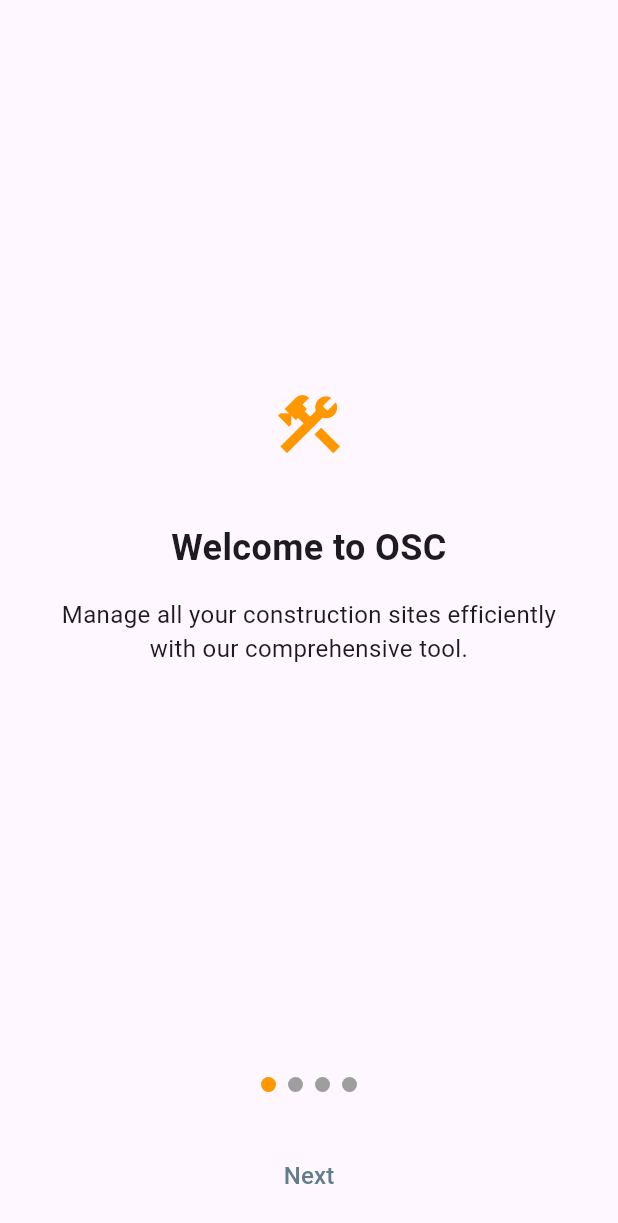
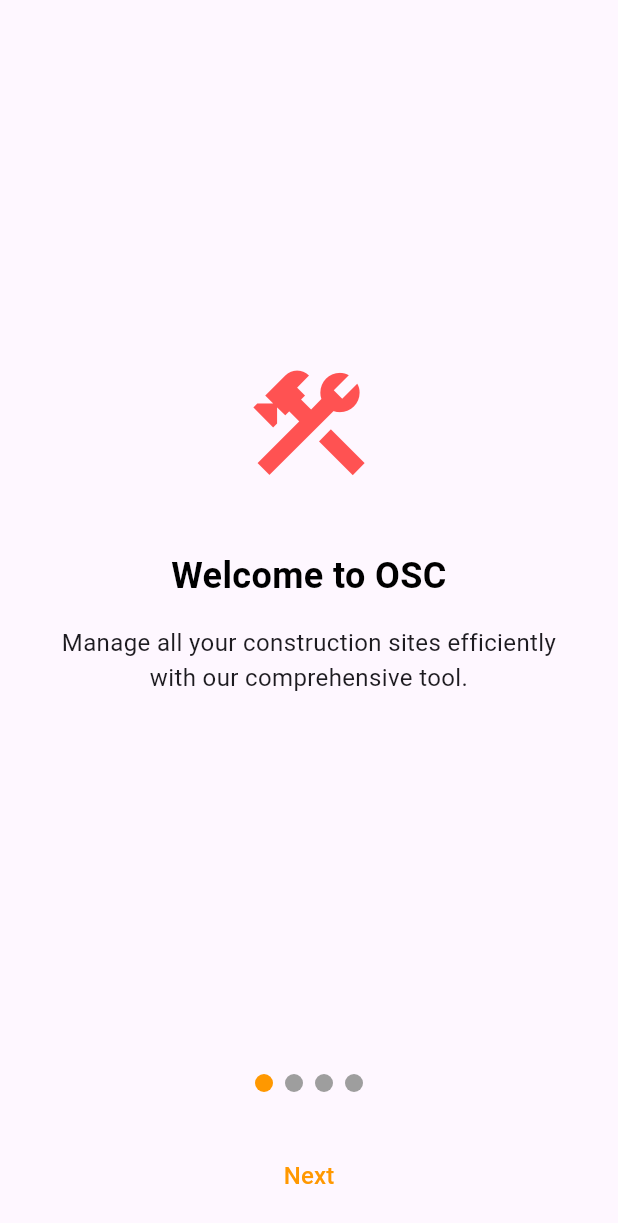
Before and after one commit to monahidalgo/on_site_crews, a Flutter app: the screen it shows after launch, on a phone screen of 412 x 824 dp. Shown: the top 1223 px of the screen. Run offline on Flutter 3.47's test engine with Material 3 defaults, Android fonts, the phone set to English and light mode, and no system bars; drawn by our look-alikes of smooth_page_indicator; our stand-ins replace image_picker.

Commit message:
feat: add 'Getting Started' screen with navigation and updated button styles
- Implemented the 'Getting Started' screen with a multi-page setup.
- Added page indicator with worm effect for a smooth transition.
- Updated 'Get Started' and 'Next' button styles with consistent color scheme.
- Set text color to white on 'Get Started' button and orange on 'Next' button.
- Enabled clickable titles to change color on tap for interactivity.

```diff
--- a/lib/screens/getting_started_screen.dart
+++ b/lib/screens/getting_started_screen.dart
@@ -11,6 +11,7 @@ class GettingStartedScreen extends StatefulWidget {
 class _GettingStartedScreenState extends State<GettingStartedScreen> {
   final PageController _pageController = PageController();
   bool isLastPage = false;
+  bool isTapped = false; // Track text click state
 
   @override
   Widget build(BuildContext context) {
@@ -24,46 +25,56 @@ class _GettingStartedScreenState extends State<GettingStartedScreen> {
                 onPageChanged: (index) {
                   setState(() {
                     isLastPage = (index == 3); // Check if it's the last page
+                    isTapped = false; // Reset text color when changing pages
                   });
                 },
                 children: [
                   buildPage(
                     icon: Icons.construction,
                     title: "Welcome to OSC",
-                    description: "Manage all your construction sites efficiently with our comprehensive tool.",
-                    imagePath: 'assets/images/construction_site_1.png', // Image path
+                    description:
+                        "Manage all your construction sites efficiently with our comprehensive tool.",
+                    imagePath:
+                        'assets/images/construction_site_1.png', // Image path
                   ),
                   buildPage(
                     icon: Icons.timeline,
                     title: "Track Projects",
-                    description: "Stay on top of your projects, tasks, and reports in real-time.",
-                    imagePath: 'assets/images/construction_site_2.png', // Image path
+                    description:
+                        "Stay on top of your projects, tasks, and reports in real-time.",
+                    imagePath:
+                        'assets/images/construction_site_2.png', // Image path
                   ),
                   buildPage(
                     icon: Icons.inventory,
                     title: "Manage Inventory",
-                    description: "Ensure you have the materials you need when you need them.",
-                    imagePath: 'assets/images/construction_site_3.png', // Image path
+                    description:
+                        "Ensure you have the materials you need when you need them.",
+                    imagePath:
+                        'assets/images/construction_site_3.png', // Image path
                   ),
                   buildPage(
                     icon: Icons.engineering,
                     title: "Simplify Site Management",
-                    description: "Streamline operations with OSC and focus on what matters most.",
-                    imagePath: 'assets/images/construction_site_4.png', // Image path
+                    description:
+                        "Streamline operations with OSC and focus on what matters most.",
+                    imagePath:
+                        'assets/images/construction_site_4.png', // Image path
                   ),
                 ],
               ),
             ),
-            // Page indicator
+            // Page indicator with WormEffect
             Padding(
               padding: const EdgeInsets.all(16.0),
               child: SmoothPageIndicator(
                 controller: _pageController,
                 count: 4,
                 effect: const WormEffect(
-                  dotHeight: 10,
-                  dotWidth: 10,
+                  dotHeight: 12,
+                  dotWidth: 12,
                   activeDotColor: Colors.orange,
+                  spacing: 8.0,
                 ),
               ),
             ),
@@ -71,21 +82,21 @@ class _GettingStartedScreenState extends State<GettingStartedScreen> {
             Padding(
               padding: const EdgeInsets.all(16.0),
               child: isLastPage
-                  ? ElevatedButton(
+                  ? ElevatedButton.icon(
                       onPressed: () {
                         Navigator.pushReplacementNamed(context, '/login');
                       },
+                      icon: const Icon(Icons.arrow_forward),
+                      label: const Text('Get Started'),
                       style: ElevatedButton.styleFrom(
-                  backgroundColor: Colors.lightBlue[400],
+                        backgroundColor: Colors.orange, // Button color
+                        foregroundColor: Colors.white, // Text color
                         padding: const EdgeInsets.symmetric(
                             vertical: 12.0, horizontal: 40.0),
+                        textStyle: const TextStyle(
+                          fontSize: 20,
+                          fontWeight: FontWeight.bold,
                         ),
-                child: const Text(
-                  'Get Started',
-                  style: TextStyle(
-                      color: Colors.white,
-                      fontSize: 18,
-                      fontFamily: 'Roboto'),
                       ),
                     )
                   : TextButton(
@@ -96,7 +107,7 @@ class _GettingStartedScreenState extends State<GettingStartedScreen> {
                         );
                       },
                       style: TextButton.styleFrom(
-                  foregroundColor: Colors.blueGrey,
+                        foregroundColor: Colors.orange, // Text color for 'Next'
                       ),
                       child: const Text(
                         'Next',
@@ -110,7 +121,7 @@ class _GettingStartedScreenState extends State<GettingStartedScreen> {
     );
   }
 
-  // Updated buildPage method with icon
+  // Page structure with enlarged icons and clickable text
   Widget buildPage({
     required IconData icon,
     required String title,
@@ -123,33 +134,41 @@ class _GettingStartedScreenState extends State<GettingStartedScreen> {
         mainAxisAlignment: MainAxisAlignment.center,
         crossAxisAlignment: CrossAxisAlignment.center,
         children: [
-          // Icon section
+          // Enlarged Icon
           Icon(
             icon,
-            size: 50,
-            color: Colors.orange,
+            size: 90, // Larger icon size
+            color: Colors.redAccent,
           ),
           const SizedBox(height: 16.0),
-          /* Uncomment the image section when ready
-          Image.asset(
+          // Image section (commented out for now)
+          /* Image.asset(
             imagePath,
             fit: BoxFit.cover,
-            height: 250,
+            height: 250, // Adjust for desired display
             width: double.infinity,
-          );
-          */
+          ), */
           const SizedBox(height: 24.0),
-          // Title and description
-          Text(
+          // Title with click color change
+          InkWell(
+            onTap: () {
+              setState(() {
+                isTapped = true;
+              });
+            },
+            child: Text(
               title,
-            style: const TextStyle(
+              style: TextStyle(
                 fontSize: 24,
                 fontWeight: FontWeight.bold,
                 fontFamily: 'Roboto',
+                color: isTapped ? Colors.blue : Colors.black,
               ),
               textAlign: TextAlign.center,
             ),
+          ),
           const SizedBox(height: 16.0),
+          // Description text
           Text(
             description,
             style: const TextStyle(
--- a/lib/screens/login_screen.dart
+++ b/lib/screens/login_screen.dart
@@ -9,7 +9,8 @@ class LoginScreen extends StatelessWidget {
   @override
   Widget build(BuildContext context) {
     return Scaffold(
-      resizeToAvoidBottomInset: false,  // Prevent the screen from resizing when the keyboard appears
+      resizeToAvoidBottomInset:
+          false, // Prevent the screen from resizing when the keyboard appears
       body: Stack(
         children: [
           // Background logo
@@ -18,7 +19,7 @@ class LoginScreen extends StatelessWidget {
             left: 0,
             right: 0,
             child: Image.asset(
-              'assets/images/onsitelogo3.png',
+              'assets/images/osclogo.png',
               height: 450, // Adjust height to fit the background
               fit: BoxFit.cover,
             ),
@@ -27,7 +28,8 @@ class LoginScreen extends StatelessWidget {
           Align(
             alignment: Alignment.bottomCenter,
             child: Padding(
-              padding: const EdgeInsets.fromLTRB(20, 0, 20, 30), // Padding to avoid overflow
+              padding: const EdgeInsets.fromLTRB(
+                  20, 0, 20, 30), // Padding to avoid overflow
               child: ConstrainedBox(
                 constraints: const BoxConstraints(maxWidth: 400),
                 child: Column(
@@ -39,7 +41,8 @@ class LoginScreen extends StatelessWidget {
                       decoration: const InputDecoration(
                         labelText: 'Username',
                         filled: true,
-                        fillColor: Colors.white70, // Slightly transparent background
+                        fillColor:
+                            Colors.white70, // Slightly transparent background
                         border: OutlineInputBorder(),
                       ),
                     ),
@@ -50,7 +53,8 @@ class LoginScreen extends StatelessWidget {
                       decoration: const InputDecoration(
                         labelText: 'Password',
                         filled: true,
-                        fillColor: Colors.white70, // Slightly transparent background
+                        fillColor:
+                            Colors.white70, // Slightly transparent background
                         border: OutlineInputBorder(),
                       ),
                       obscureText: true,
@@ -66,7 +70,8 @@ class LoginScreen extends StatelessWidget {
                       },
                       style: ElevatedButton.styleFrom(
                         backgroundColor: Colors.blue[400],
-                        padding: const EdgeInsets.symmetric(vertical: 12.0, horizontal: 40.0),
+                        padding: const EdgeInsets.symmetric(
+                            vertical: 12.0, horizontal: 40.0),
                       ),
                       child: const Text(
                         'Login',
```
Also changed, not shown: assets/fonts/OpenSans-Bold.ttf (added), assets/fonts/OpenSans-Regular.ttf (added), assets/fonts/Roboto-Bold.ttf (added), assets/fonts/Roboto-Italic.ttf (added), assets/fonts/Roboto-Regular.ttf (added), 1 other file. Lines whose indentation alone changed are shown as unchanged.
